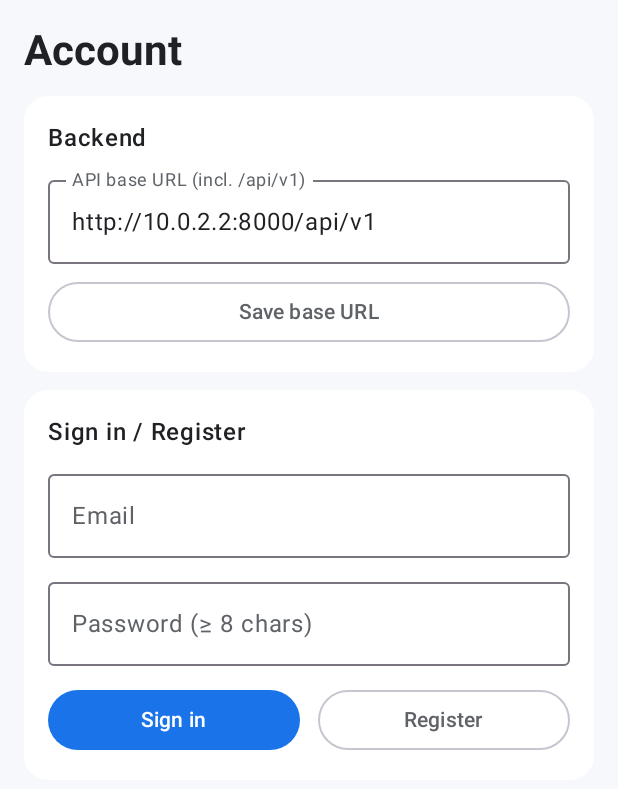
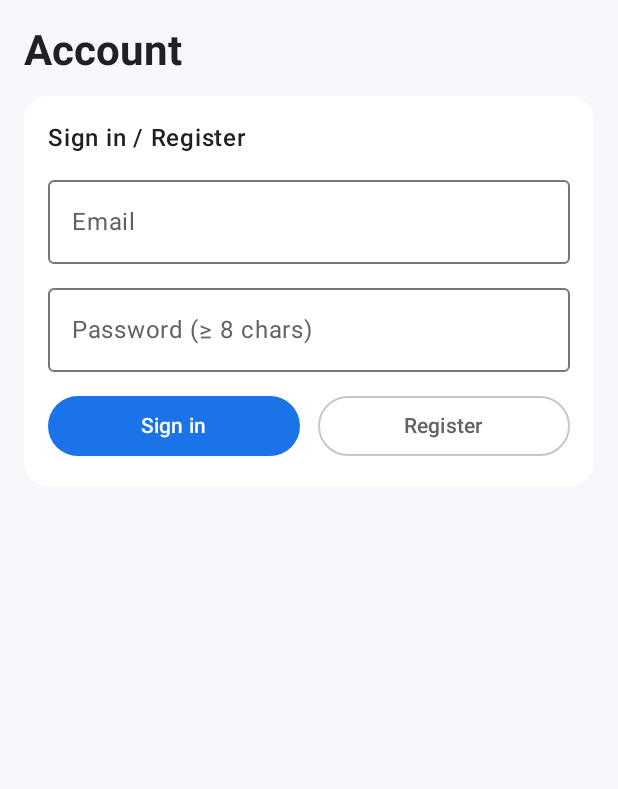
Before and after one commit to ba4b0d/hamghadam, an Android app built with Jetpack Compose: the composable AccountScreen shown on its own in the app's theme, on a phone screen of 412 x 824 dp. Shown: the top 789 px of the screen. Run offline under Robolectric (Android 15) with nearby library versions, the light colour scheme and no system bars.

Commit message:
fix(ui): remove debug Backend card from AccountScreen, clean brand copy from screen headers and cards

```diff
--- a/android/app/build.gradle.kts
+++ b/android/app/build.gradle.kts
@@ -27,9 +27,11 @@ android {
                 getDefaultProguardFile("proguard-android-optimize.txt"),
                 "proguard-rules.pro"
             )
+            buildConfigField("String", "DEFAULT_BASE_URL", "\"https://BACKEND_URL/api/v1\"")
         }
         debug {
             versionNameSuffix = "-debug"
+            buildConfigField("String", "DEFAULT_BASE_URL", "\"http://10.0.2.2:8000/api/v1\"")
         }
     }
 
--- a/android/app/src/main/java/com/fitnessapp/android/permissions/PermissionsRationaleActivity.kt
+++ b/android/app/src/main/java/com/fitnessapp/android/permissions/PermissionsRationaleActivity.kt
@@ -80,7 +80,7 @@ private fun RationaleContent(onContinue: () -> Unit) {
             fontWeight = FontWeight.Bold,
         )
         Text(
-            text = "HamGhadam reads your daily steps from Health Connect so you can see them on " +
+            text = "Reads your daily steps from Health Connect so you can see them on " +
                 "the dashboard and — with your consent — sync them to your private account for " +
                 "step challenges with friends.",
             style = MaterialTheme.typography.bodyMedium,
--- a/android/app/src/main/java/com/fitnessapp/android/ui/challenges/ChallengesScreen.kt
+++ b/android/app/src/main/java/com/fitnessapp/android/ui/challenges/ChallengesScreen.kt
@@ -178,7 +178,7 @@ fun ChallengesContent(
     ) {
         Row(verticalAlignment = Alignment.CenterVertically) {
             Text(
-                text = "همقدم Challenges",
+                text = "Challenges",
                 style = MaterialTheme.typography.headlineMedium,
                 fontWeight = FontWeight.Bold,
                 modifier = Modifier.weight(1f),
@@ -338,7 +338,7 @@ private fun SignInCard(onSignInHint: () -> Unit) {
         ) {
             Icon(Icons.Filled.EmojiEvents, contentDescription = null, tint = SoftBlue, modifier = Modifier.size(40.dp))
             Spacer(Modifier.height(12.dp))
-            Text("Sign in to see your همقدم challenges", fontWeight = FontWeight.SemiBold)
+            Text("Sign in to see your challenges", fontWeight = FontWeight.SemiBold)
             Spacer(Modifier.height(4.dp))
             Text(
                 "Create step challenges, invite friends with a code, and climb the leaderboard.",
@@ -365,7 +365,7 @@ private fun EmptyCard(onCreate: () -> Unit) {
         ) {
             Icon(Icons.Filled.EmojiEvents, contentDescription = null, tint = MaterialTheme.colorScheme.primary, modifier = Modifier.size(40.dp))
             Spacer(Modifier.height(12.dp))
-            Text("No challenges yet on HamGhadam", fontWeight = FontWeight.SemiBold)
+            Text("No challenges yet", fontWeight = FontWeight.SemiBold)
             Spacer(Modifier.height(4.dp))
             Text(
                 "Create your first step challenge, or join one with an invite link.",
--- a/android/app/src/main/java/com/fitnessapp/android/ui/dashboard/DashboardScreen.kt
+++ b/android/app/src/main/java/com/fitnessapp/android/ui/dashboard/DashboardScreen.kt
@@ -239,7 +239,7 @@ private fun EmptyStateCard(
         ) {
             Image(
                 painter = painterResource(R.drawable.ic_hamghadam_mark),
-                contentDescription = "HamGhadam",
+                contentDescription = null,
                 modifier = Modifier.size(80.dp),
             )
             Spacer(Modifier.height(16.dp))
--- a/android/app/src/main/java/com/fitnessapp/android/ui/settings/AccountScreen.kt
+++ b/android/app/src/main/java/com/fitnessapp/android/ui/settings/AccountScreen.kt
@@ -50,7 +50,6 @@ import kotlinx.coroutines.launch
 data class AccountUiState(
     val email: String = "",
     val password: String = "",
-    val baseUrl: String = "",
     val signedIn: Boolean = false,
     val busy: Boolean = false,
     val message: String? = null,
@@ -62,7 +61,6 @@ class AccountViewModel(app: Application) : AndroidViewModel(app) {
     private val _state = MutableStateFlow(
         AccountUiState(
             email = container.authStore.email.orEmpty(),
-            baseUrl = container.authStore.baseUrl,
             signedIn = container.authStore.jwt != null,
         )
     )
@@ -70,12 +68,6 @@ class AccountViewModel(app: Application) : AndroidViewModel(app) {
 
     fun onEmail(v: String) = _state.update { it.copy(email = v) }
     fun onPassword(v: String) = _state.update { it.copy(password = v) }
-    fun onBaseUrl(v: String) = _state.update { it.copy(baseUrl = v) }
-
-    fun saveBaseUrl() {
-        container.authStore.baseUrl = _state.value.baseUrl
-        _state.update { it.copy(message = "Base URL saved") }
-    }
 
     fun register() {
         val s = _state.value
@@ -174,28 +166,6 @@ fun AccountScreen(viewModel: AccountViewModel = viewModel()) {
             colors = CardDefaults.cardColors(containerColor = MaterialTheme.colorScheme.surface),
         ) {
             Column(Modifier.padding(16.dp)) {
-                Text("Backend", fontWeight = FontWeight.SemiBold)
-                Spacer(Modifier.height(8.dp))
-                OutlinedTextField(
-                    value = state.baseUrl,
-                    onValueChange = viewModel::onBaseUrl,
-                    label = { Text("API base URL (incl. /api/v1)") },
-                    singleLine = true,
-                    modifier = Modifier.fillMaxWidth(),
-                )
-                Spacer(Modifier.height(8.dp))
-                OutlinedButton(onClick = viewModel::saveBaseUrl, modifier = Modifier.fillMaxWidth()) {
-                    Text("Save base URL")
-                }
-            }
-        }
-
-        Card(
-            modifier = Modifier.fillMaxWidth(),
-            shape = RoundedCornerShape(16.dp),
-            colors = CardDefaults.cardColors(containerColor = MaterialTheme.colorScheme.surface),
-        ) {
-            Column(Modifier.padding(16.dp)) {
                 Text(
                     if (state.signedIn) "Session" else "Sign in / Register",
                     fontWeight = FontWeight.SemiBold,
```
Also changed, not shown: android/app/src/main/java/com/fitnessapp/android/data/network/AuthStore.kt (+12 -3 lines), 3 other files.
